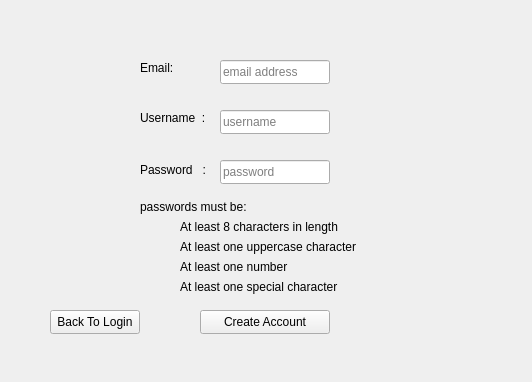
Above: forms/createwindow.ui from shwaygrr/cmz-banking before the change. Below: the same form after it.
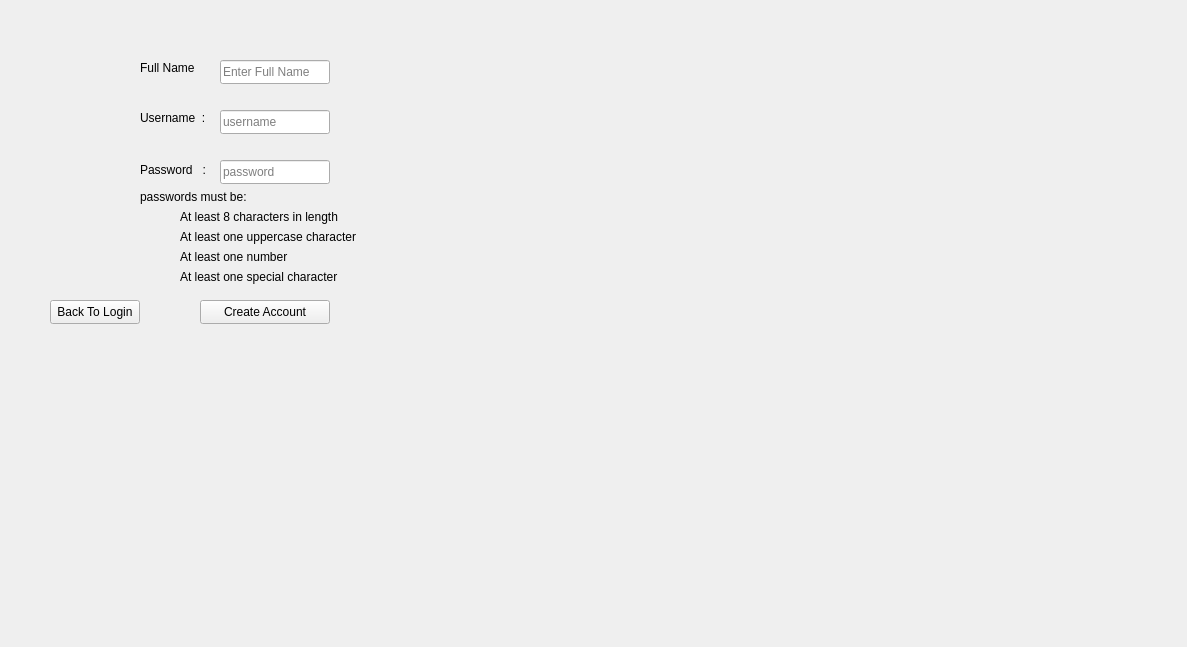
That is the form after the change.

What changed in the file:
```diff
--- a/forms/createwindow.ui
+++ b/forms/createwindow.ui
@@ -6,8 +6,8 @@
    <rect>
     <x>0</x>
     <y>0</y>
-    <width>532</width>
-    <height>382</height>
+    <width>1187</width>
+    <height>647</height>
    </rect>
   </property>
   <property name="windowTitle">
@@ -76,7 +76,7 @@
     <property name="geometry">
      <rect>
       <x>200</x>
-      <y>310</y>
+      <y>300</y>
       <width>130</width>
       <height>24</height>
      </rect>
@@ -95,7 +95,7 @@
      </rect>
     </property>
     <property name="text">
-     <string>Email:</string>
+     <string>Full Name</string>
     </property>
    </widget>
    <widget class="QLineEdit" name="create_input_email">
@@ -108,14 +108,14 @@
      </rect>
     </property>
     <property name="placeholderText">
-     <string>email address</string>
+     <string>Enter Full Name</string>
     </property>
    </widget>
    <widget class="QLabel" name="label_passwordReqs">
     <property name="geometry">
      <rect>
       <x>140</x>
-      <y>200</y>
+      <y>190</y>
       <width>111</width>
       <height>16</height>
      </rect>
@@ -131,7 +131,7 @@
     <property name="geometry">
      <rect>
       <x>180</x>
-      <y>220</y>
+      <y>210</y>
       <width>161</width>
       <height>16</height>
      </rect>
@@ -147,7 +147,7 @@
     <property name="geometry">
      <rect>
       <x>180</x>
-      <y>240</y>
+      <y>230</y>
       <width>201</width>
       <height>16</height>
      </rect>
@@ -163,7 +163,7 @@
     <property name="geometry">
      <rect>
       <x>180</x>
-      <y>260</y>
+      <y>250</y>
       <width>201</width>
       <height>16</height>
      </rect>
@@ -179,7 +179,7 @@
     <property name="geometry">
      <rect>
       <x>180</x>
-      <y>280</y>
+      <y>270</y>
       <width>201</width>
       <height>16</height>
      </rect>
@@ -195,7 +195,7 @@
     <property name="geometry">
      <rect>
       <x>50</x>
-      <y>310</y>
+      <y>300</y>
       <width>90</width>
       <height>24</height>
      </rect>
```
Left out of the diff: 2 changed lines with no effect on the pictures.
